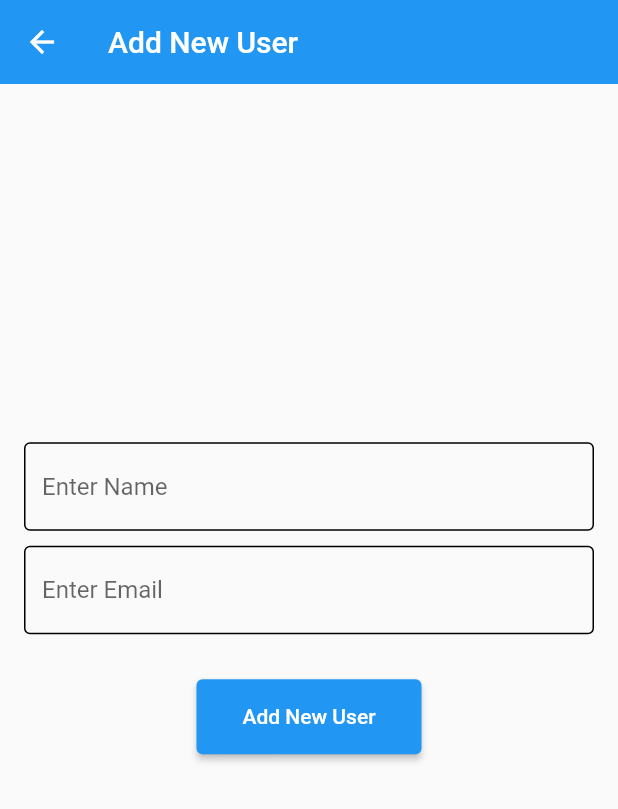
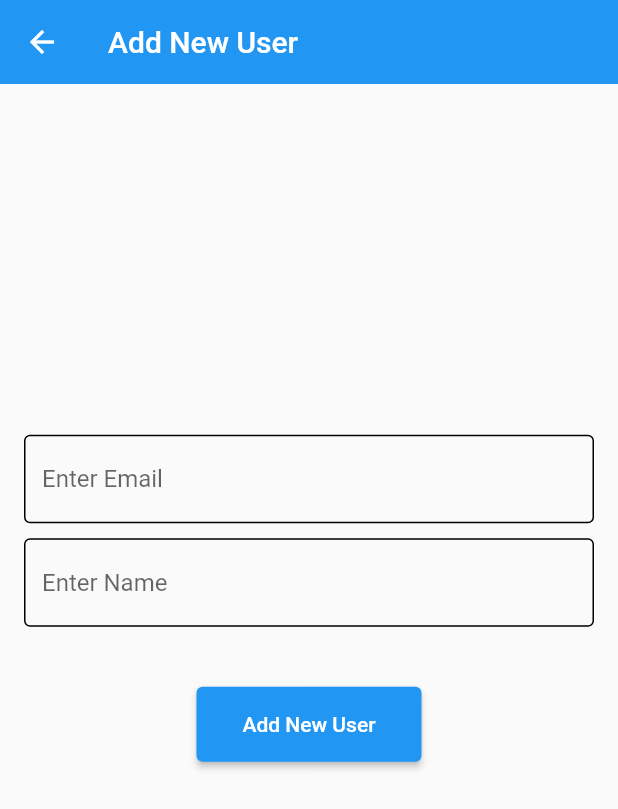
Before and after one commit to dzzirima/bronzedblue, a Flutter app: the HomeScreen screen opened by its route, after a tap on the "add" icon, on a phone screen of 412 x 824 dp. Shown: the top 809 px of the screen. Run offline on Flutter 3.47's test engine with Material 2 defaults, Android fonts, the phone set to English and light mode, and no system bars; our stand-ins replace shared_preferences; accounts and stored records are empty; network calls fail.

Commit message:
feat :working on getting users

```diff
--- a/lib/features/home/screen/add_user_screen.dart
+++ b/lib/features/home/screen/add_user_screen.dart
@@ -60,15 +60,18 @@ class _AddUserScreenState extends State<AddUserScreen> {
                   child: Column(
                     children: [
                       CustomTextField(
+                        controller: _emailController,
+                        hinttext: "Enter Email",
+                      ),
+                      const SizedBox(
+                        height: 10,
+                      ),
+                      CustomTextField(
                         controller: _nameController,
                         hinttext: "Enter Name",
                       ),
                       const SizedBox(
                         height: 10,
-                      ),
-                      CustomTextField(
-                        controller: _emailController,
-                        hinttext: "Enter Email",
                       ),
                       const SizedBox(
                         height: 10,
--- a/lib/features/home/screen/home_screen.dart
+++ b/lib/features/home/screen/home_screen.dart
@@ -1,8 +1,7 @@
 import 'package:bronzedblue/features/home/screen/add_user_screen.dart';
-import 'package:bronzedblue/providers/user_provider.dart';
+import 'package:bronzedblue/features/home/screen/services/add_user_service.dart';
+import 'package:bronzedblue/models/user_list.dart';
 import 'package:flutter/material.dart';
-
-import 'package:provider/provider.dart';
 
 class HomeScreen extends StatefulWidget {
   static const String routeName = '/home';
@@ -13,17 +12,39 @@ class HomeScreen extends StatefulWidget {
 }
 
 class _HomeScreenState extends State<HomeScreen> {
+  final AddUserService addUserService = AddUserService();
+
   @override
   Widget build(BuildContext context) {
-    final user = Provider.of<UserProvider>(context).user;
+    //  final userList = Provider.of<UserListProvider>(context).userList;
     return Scaffold(
       appBar: AppBar(
         title: const Text("List of all Users"),
         centerTitle: true,
       ),
       body: Center(
-        child: Text(user.toJson()),
-      ),
+          child: FutureBuilder<List<UserFromApi>>(
+        future: addUserService.getUsers(context: context),
+        builder: (context, snapshot) {
+          if (snapshot.hasData) {
+            return ListView.builder(
+                itemCount: snapshot.data!.length,
+                itemBuilder: (BuildContext context, int index) {
+                  return Container(
+                    height: 75,
+                    color: Colors.white,
+                    child: Center(
+                      child: Text(snapshot.data![index].email),
+                    ),
+                  );
+                });
+          } else if (snapshot.hasError) {
+            return Text(snapshot.error.toString());
+          }
+          // By default show a loading spinner.
+          return const CircularProgressIndicator();
+        },
+      )),
       floatingActionButton: FloatingActionButton(
         onPressed: () {
           Navigator.push(
--- a/lib/features/home/screen/services/add_user_service.dart
+++ b/lib/features/home/screen/services/add_user_service.dart
@@ -3,9 +3,13 @@ import 'dart:convert';
 import 'package:bronzedblue/constants/error_handling.dart';
 import 'package:bronzedblue/constants/utils.dart';
 import 'package:bronzedblue/features/home/screen/home_screen.dart';
+import 'package:bronzedblue/models/user_list.dart';
+import 'package:bronzedblue/providers/user_provider.dart';
 import 'package:flutter/material.dart';
 import 'package:http/http.dart' as http;
 import 'package:bronzedblue/constants/global_variables.dart';
+import 'package:provider/provider.dart';
+import 'package:shared_preferences/shared_preferences.dart';
 
 class AddUserService {
   void addUser({
@@ -14,7 +18,6 @@ class AddUserService {
     required String name,
   }) async {
     try {
-      print(email);
       http.Response res = await http.post(Uri.parse('$uri/add-user'),
           body: jsonEncode({
             'email': email,
@@ -49,4 +52,31 @@ class AddUserService {
       );
     }
   }
+
+  Future<List<UserFromApi>> getUsers({
+    required BuildContext context,
+  }) async {
+    SharedPreferences prefs = await SharedPreferences.getInstance();
+    String? token = prefs.getString('token');
+    List<UserFromApi> users = [];
+
+    http.Response res = await http.post(Uri.parse('$uri/show-users'),
+        body: jsonEncode({
+          'token': token,
+        }),
+        headers: <String, String>{
+          'Content-Type': 'application/json; charset=UTF-8',
+        });
+
+    if (res.statusCode == 200) {
+      List apiUsers = jsonDecode(res.body)['data'];
+
+      users = apiUsers.map((data) => UserFromApi.fromJson(data)).toList();
+      // ignore: use_build_context_synchronously
+      Provider.of<UserListProvider>(context, listen: false).setUsers(users);
+      return users;
+    } else {
+      throw Exception('Unexpected error occured!');
+    }
+  }
 }
--- /dev/null
+++ b/lib/models/user_list.dart
@@ -0,0 +1,31 @@
+// ignore_for_file: public_member_api_docs, sort_constructors_first
+import 'dart:convert';
+
+class UserFromApi {
+  final String email;
+  final String name;
+  final String inputter;
+
+  UserFromApi(this.email, this.name, this.inputter);
+
+  Map<String, dynamic> toMap() {
+    return <String, dynamic>{
+      'email': email,
+      'name': name,
+      'inputter': inputter,
+    };
+  }
+
+  factory UserFromApi.fromMap(Map<String, dynamic> map) {
+    return UserFromApi(
+      map['email'] as String,
+      map['name'] as String,
+      map['inputter'] as String,
+    );
+  }
+
+  String toJson() => json.encode(toMap());
+
+  factory UserFromApi.fromJson(String source) =>
+      UserFromApi.fromMap(json.decode(source) as Map<String, dynamic>);
+}
--- a/lib/providers/user_provider.dart
+++ b/lib/providers/user_provider.dart
@@ -1,4 +1,7 @@
+import 'dart:core';
+
 import 'package:bronzedblue/models/user.dart';
+import 'package:bronzedblue/models/user_list.dart';
 import 'package:flutter/material.dart';
 
 class UserProvider extends ChangeNotifier {
@@ -19,3 +22,14 @@ class UserProvider extends ChangeNotifier {
     notifyListeners();
   }
 }
+
+class UserListProvider extends ChangeNotifier {
+  final List<UserFromApi> users = [];
+
+  void setUsers(List<UserFromApi> users) {
+    users = users;
+    notifyListeners();
+  }
+
+  List<UserFromApi> get userList => users;
+}
```
Also changed, not shown: lib/features/auth/services/auth_services.dart (+3 -5 lines), lib/main.dart (+4 -3 lines).
